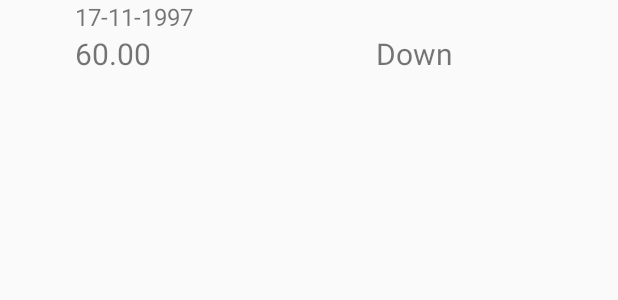
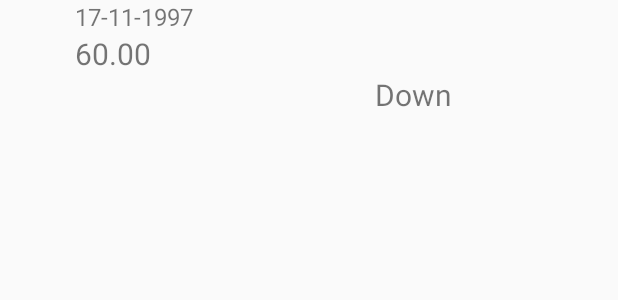
Before and after one commit to aiizxiifree/Healthy, an Android app: the layout fragment_weight_item.xml on its own in the app's theme, with its tools: preview values and no code run, on a phone screen of 412 x 824 dp. Shown: the top 300 px of the screen. Run offline under Robolectric (Android 15) with nearby library versions, the phone set to English and light mode, and no system bars.

Commit message:
23 / 9 / 2561 19:47 Updated

```diff
--- a/app/src/main/java/com/example/enjoy/healthy02/MenuFragment.java
+++ b/app/src/main/java/com/example/enjoy/healthy02/MenuFragment.java
@@ -25,7 +25,7 @@ public class MenuFragment extends Fragment {
     public MenuFragment() {
         _menu.add("BMI");
         _menu.add("Weight");
-        _menu.add("Logout");
+        _menu.add("Sign Out");
     }
 
     @Nullable
--- a/app/src/main/res/layout/fragment_weight_item.xml
+++ b/app/src/main/res/layout/fragment_weight_item.xml
@@ -22,10 +22,6 @@
             android:layout_height="wrap_content"
             android:layout_marginLeft="50dp"/>
 
-        <LinearLayout
-            android:layout_width="match_parent"
-            android:layout_height="wrap_content"
-            android:orientation="horizontal">
 
             <TextView
                 android:id="@+id/weight_item_weight"
@@ -40,11 +36,10 @@
                 android:id="@+id/weight_item_status"
                 android:layout_width="wrap_content"
                 android:layout_height="wrap_content"
-                android:layout_marginLeft="150dp"
+                android:layout_marginLeft="250dp"
                 android:textSize="20dp"
                 android:text="Down"/>
 
-        </LinearLayout>
 
 
 
```
Also changed, not shown: app/src/main/java/com/example/enjoy/healthy02/Weight/WeightFormFragment.java (+4 -4 lines), app/src/main/java/com/example/enjoy/healthy02/Weight/WeightFragment.java (+6 -10 lines).
